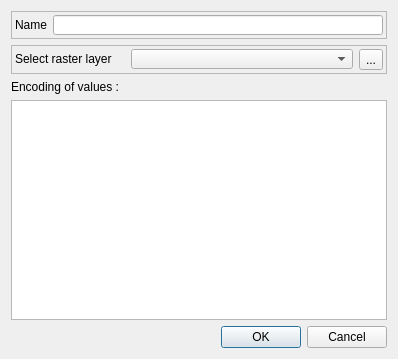
Old version of the form ui/raster_data_dialog.ui in the repository MathieuChailloux/MitiConnect.
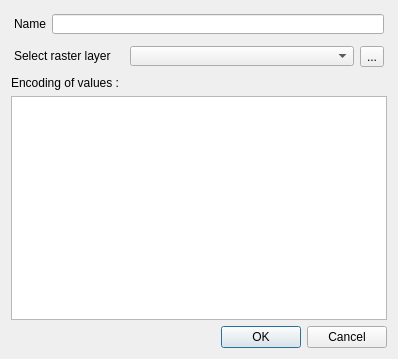
New version of the form. Custom widgets are drawn as their Qt base class.

```diff
--- a/ui/raster_data_dialog.ui
+++ b/ui/raster_data_dialog.ui
@@ -20,7 +20,7 @@
    <item row="1" column="0">
     <widget class="QFrame" name="frame">
      <property name="frameShape">
-      <enum>QFrame::StyledPanel</enum>
+      <enum>QFrame::NoFrame</enum>
      </property>
      <property name="frameShadow">
       <enum>QFrame::Raised</enum>
@@ -92,7 +92,7 @@
       </sizepolicy>
      </property>
      <property name="frameShape">
-      <enum>QFrame::StyledPanel</enum>
+      <enum>QFrame::NoFrame</enum>
      </property>
      <property name="frameShadow">
       <enum>QFrame::Raised</enum>
```
